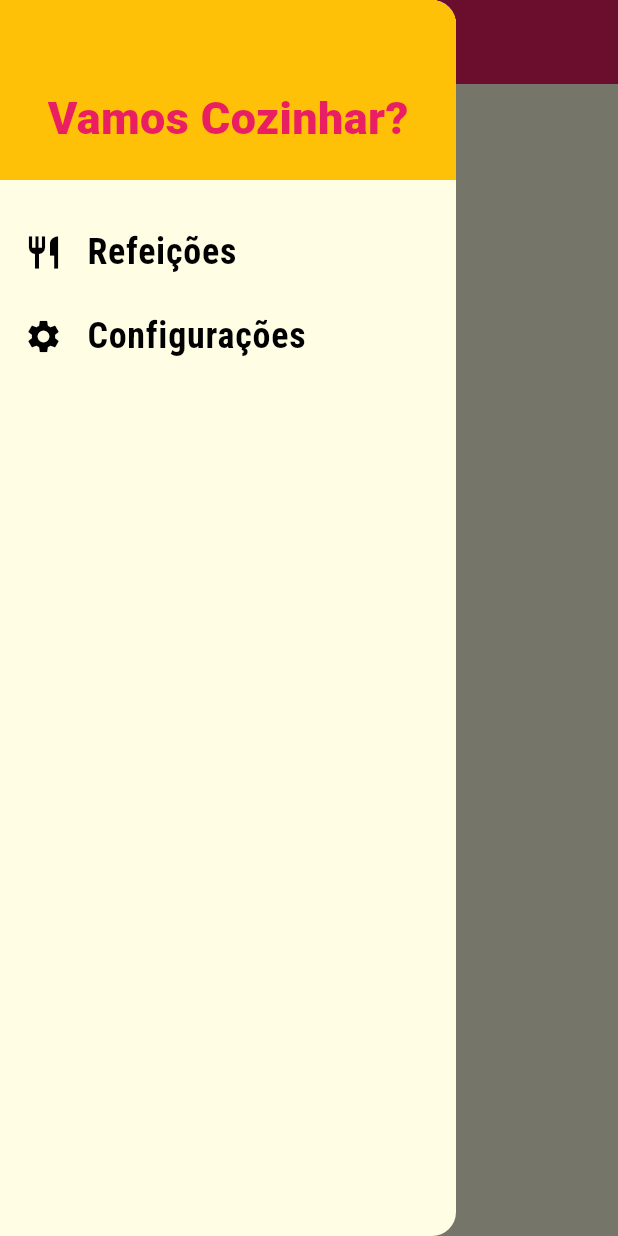
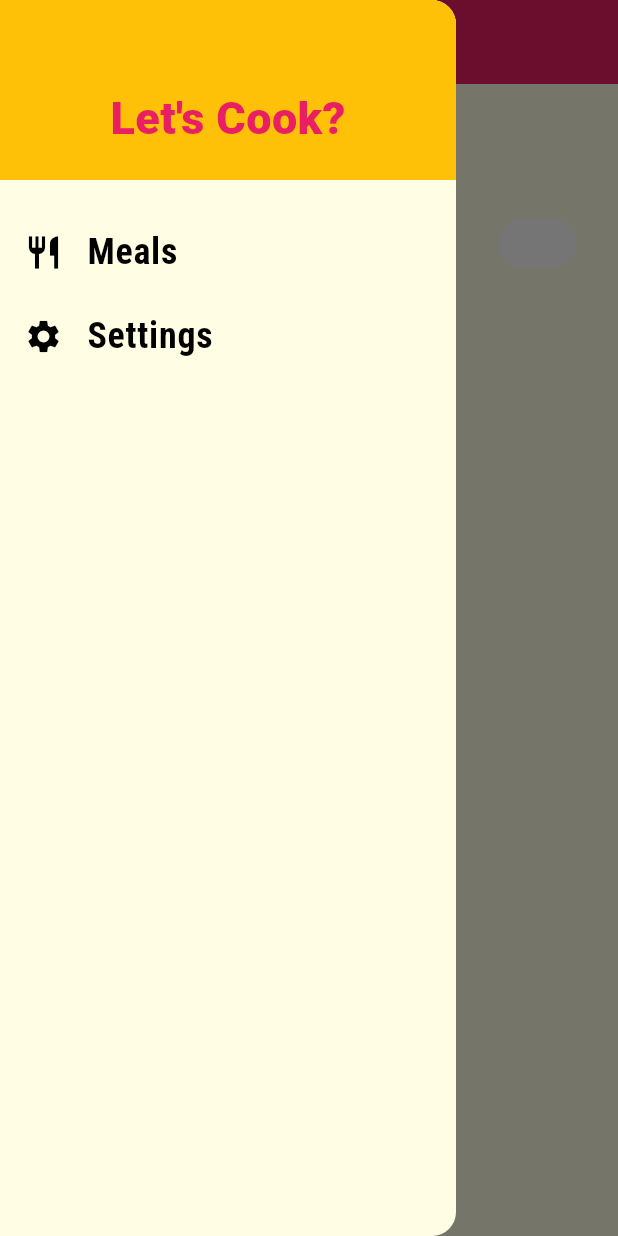
Before and after one commit to Argeu42/food_app, a Flutter app: the SettingsScreen screen opened by its route, with the side drawer open, on a phone screen of 412 x 824 dp. Run offline on Flutter 3.47's test engine with Material 3 defaults, Android fonts, the phone set to English and light mode, and no system bars; network calls fail.

Commit message:
Adding english labels and improvements on Settings screen

```diff
--- a/lib/components/main_drawer.dart
+++ b/lib/components/main_drawer.dart
@@ -32,7 +32,7 @@ class MainDrawer extends StatelessWidget {
             color: Theme.of(context).colorScheme.secondary,
             alignment: Alignment.bottomCenter,
             child: Text(
-              'Vamos Cozinhar?',
+              'Let\'s Cook?',
               style: TextStyle(
                 fontWeight: FontWeight.w900,
                 fontSize: 30,
@@ -43,12 +43,12 @@ class MainDrawer extends StatelessWidget {
           SizedBox(height: 20),
           _createItem(
             Icons.restaurant,
-            'Refeições',
+            'Meals',
             () => Navigator.of(context).pushReplacementNamed(AppRoutes.HOME),
           ),
           _createItem(
             Icons.settings,
-            'Configurações',
+            'Settings',
             () => Navigator.of(context).pushReplacementNamed(AppRoutes.SETTINGS),
           ),
         ],
--- a/lib/components/meal_item.dart
+++ b/lib/components/meal_item.dart
@@ -11,7 +11,9 @@ class MealItem extends StatelessWidget {
     Navigator.of(context).pushNamed(
       AppRoutes.MEAL_DETAIL,
       arguments: meal
-    );
+    ).then((result) {
+      print(result);
+    });
   }
 
   @override
--- a/lib/main.dart
+++ b/lib/main.dart
@@ -26,6 +26,10 @@ class MyApp extends StatelessWidget {
           ),
           iconTheme: IconThemeData(color: Colors.white),
         ),
+        floatingActionButtonTheme: FloatingActionButtonThemeData(
+          backgroundColor: Colors.amber,
+          foregroundColor: Colors.black,
+        ),
         colorScheme: ColorScheme.fromSwatch().copyWith(
           primary: Colors.pink,
           secondary: Colors.amber,
@@ -51,22 +55,44 @@ class MyApp extends StatelessWidget {
             fontSize: 20,
             fontFamily: 'RobotoCondensed',
             fontWeight: FontWeight.bold,
-          )
-
+          ),
         ),
         tabBarTheme: TabBarTheme(
           labelColor: Colors.amber,
           unselectedLabelColor: Colors.white,
           indicatorColor: Colors.amber,
           indicatorSize: TabBarIndicatorSize.tab,
-        )
+        ),
+        switchTheme: SwitchThemeData(
+          thumbColor: WidgetStateProperty.resolveWith<Color?>((
+            Set<WidgetState> states,
+          ) {
+            if (states.contains(WidgetState.disabled)) {
+              return null;
+            }
+            if (states.contains(WidgetState.selected)) {
+              return Colors.amber;
+            }
+            return null;
+          }),
+          trackColor: WidgetStateProperty.resolveWith<Color?>((
+            Set<WidgetState> states,
+          ) {
+            if (states.contains(WidgetState.disabled)) {
+              return null;
+            }
+            if (states.contains(WidgetState.selected)) {
+              return Colors.blue;
+            }
+            return null;
+          }),
+        ),
       ),
       routes: {
         AppRoutes.HOME: (ctx) => TabsScreen(),
         AppRoutes.CATEGORIES_MEALS: (ctx) => CategoriesMealsScreen(),
         AppRoutes.MEAL_DETAIL: (ctx) => MealDetailScreen(),
         AppRoutes.SETTINGS: (ctx) => SettingsScreen(),
-
       },
     );
   }
--- /dev/null
+++ b/lib/models/settings.dart
@@ -0,0 +1,13 @@
+class Settings {
+  bool isGlutenFree;
+  bool isLactoseFree;
+  bool isVegan;
+  bool isVegetarian;
+
+  Settings({
+    this.isGlutenFree = false,
+    this.isLactoseFree = false,
+    this.isVegan = false,
+    this.isVegetarian = false,
+  });
+}
--- a/lib/screens/meal_detail_screen.dart
+++ b/lib/screens/meal_detail_screen.dart
@@ -90,6 +90,12 @@ class MealDetailScreen extends StatelessWidget {
           ],
         ),
       ),
+      floatingActionButton: FloatingActionButton(
+        onPressed: () {
+          Navigator.of(context).pop(meal.title);
+        },
+        child: Icon(Icons.star),
+      ),
     );
   }
 }
--- a/lib/screens/settings_screen.dart
+++ b/lib/screens/settings_screen.dart
@@ -1,18 +1,58 @@
 import 'package:flutter/material.dart';
 import '../components/main_drawer.dart';
+import '../models/settings.dart';
 
-class SettingsScreen extends StatelessWidget {
+class SettingsScreen extends StatefulWidget {
   const SettingsScreen({super.key});
+
+  @override
+  State<SettingsScreen> createState() => _SettingsScreenState();
+}
+
+class _SettingsScreenState extends State<SettingsScreen> {
+  var settings = Settings();
+
+  Widget _createSwitch(
+    String title,
+    String subtitle,
+    bool value,
+    Function(bool) onChanged,
+  ) {
+    return SwitchListTile.adaptive(
+      title: Text(title),
+      subtitle: Text(subtitle),
+      value: value,
+      onChanged: onChanged,
+    );
+  }
 
   @override
   Widget build(BuildContext context) {
     return Scaffold(
-      appBar: AppBar(
-        title: Text('Configurações'),
-      ),
+      appBar: AppBar(title: Text('Configurações')),
       drawer: MainDrawer(),
-      body: Center(
-        child: Text('COnfigurações'),
+      body: Column(
+        children: [
+          Container(
+            padding: EdgeInsets.all(20),
+            child: Text(
+              'Filter Settings',
+              style: Theme.of(context).textTheme.titleMedium,
+            ),
+          ),
+          Expanded(
+            child: ListView(
+              children: [
+                _createSwitch(
+                  'Sem Glútem',
+                  "Só exibe refeições sem glútem",
+                  settings.isGlutenFree,
+                  (value) => setState(() => settings.isGlutenFree = value),
+                ),
+              ],
+            ),
+          ),
+        ],
       ),
     );
   }
--- a/lib/screens/tabs_screen.dart
+++ b/lib/screens/tabs_screen.dart
@@ -13,8 +13,8 @@ class TabsScreen extends StatefulWidget {
 class _TabsScreenState extends State<TabsScreen> {
   int _selectedScreenIndex = 0;
   final List<Map<String, Object>> _screens = [
-    {'title': 'Lista de Categorias', 'screen': CategoriesScreen()},
-    {'title': 'Meus Favoritos', 'screen': FavoriteScreen()},
+    {'title': 'Categories List', 'screen': CategoriesScreen()},
+    {'title': 'My Favorites', 'screen': FavoriteScreen()},
   ];
 
   _selectScreen(int index) {
@@ -40,11 +40,11 @@ class _TabsScreenState extends State<TabsScreen> {
         items: [
           BottomNavigationBarItem(
             icon: Icon(Icons.category),
-            label: 'Categorias',
+            label: 'Categories',
           ),
           BottomNavigationBarItem(
             icon: Icon(Icons.star),
-            label: 'Favoritos'
+            label: 'Favorites'
           ),
         ],
       ),
```
